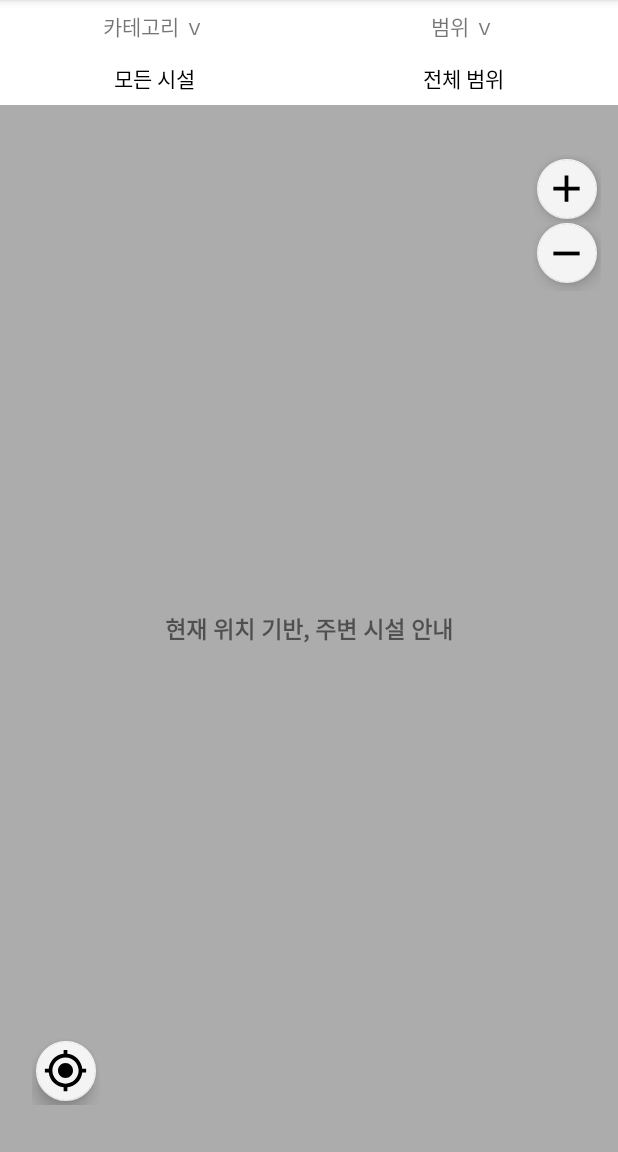
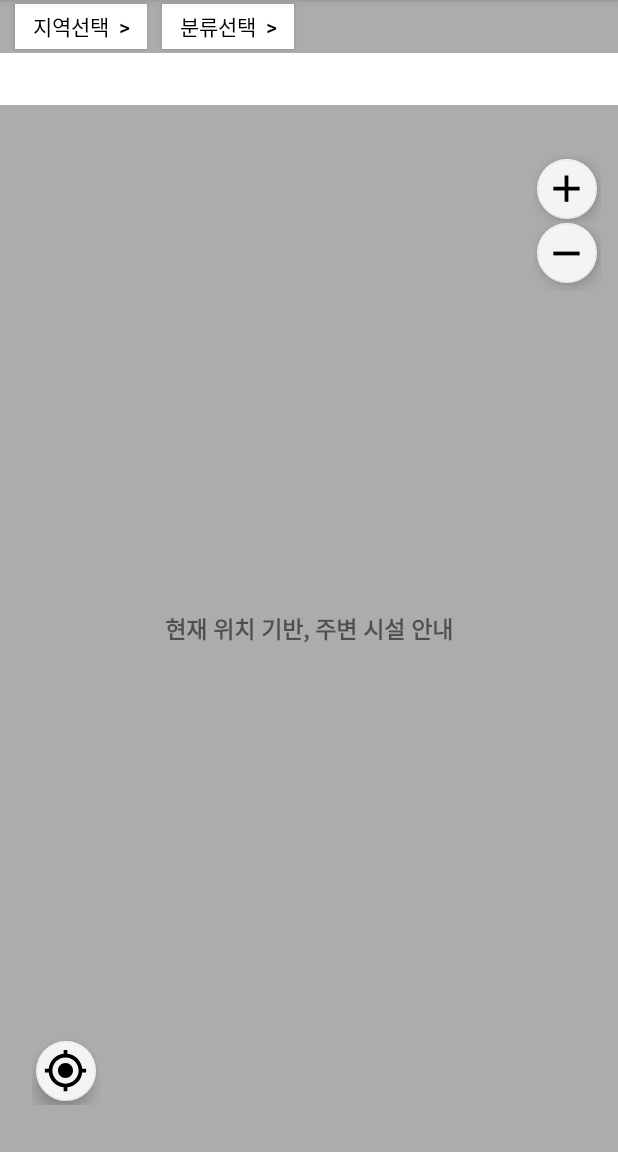
Before and after one commit to sonjangwon/WelcomeSeoullo, an Android app: the GuideInfoActivity screen opened directly, with no data from a screen before it, on a phone screen of 412 x 824 dp, the part 84-1236 px from its top. Run offline under Robolectric (Android 15) with nearby library versions, the phone set to English and light mode, and no system bars; libraries missing offline, so code that uses them is left out: com.skp; 11 statements that could not run were skipped.

```diff
--- a/WelcomeSeoullo/app/src/main/java/com/example/jangwon/welcomeseoullo/BusFragment.java
+++ b/WelcomeSeoullo/app/src/main/java/com/example/jangwon/welcomeseoullo/BusFragment.java
@@ -13,7 +13,8 @@ import android.webkit.WebViewClient;
 public class BusFragment extends Fragment {
 
 
-    StringBuilder busUrl= new StringBuilder("https://m.map.naver.com/directions/?ename=%EC%84%9C%EC%9A%B8%EC%97%AD%20%EA%B2%BD%EB%B6%80%EC%84%A0&ex=126.96961950000002&ey=37.5536067&eex=126.8915131&eey=37.5089833&edid=11630456&incomeUrl=https%3A%2F%2Fm.map.naver.com%2Fsearch2%2Fsearch.nhn%3Fquery%3D%25EC%2584%259C%25EC%259A%25B8%25EC%2597%25AD%26sm%3Dhty#/publicTransit/list/%25EA%25B4%2591%25EC%25A7%2584%25EA%25B5%25AC%2520%25EA%25B5%25B0%25EC%259E%2590%25EB%258F%2599,127.0738887,37.5515277,,,true,/%25EC%2584%259C%25EC%259A%25B8%25EC%2597%25AD%2520%25EA%25B2%25BD%25EB%25B6%2580%25EC%2584%25A0,126.9706856,37.5545373,126.9720453,37.5546894,false,11630456/0");
+
+    StringBuilder busUrl= new StringBuilder("https://m.map.naver.com/directions/?ex=126.96961950000002&ey=37.5536067&eex=126.8915131&eey=37.5089833&edid=11630456&incomeUrl=https%3A%2F%2Fm.map.naver.com%2Fsearch2%2Fsearch.nhn%3Fquery%3D%25EC%2584%259C%25EC%259A%25B8%25EC%2597%25AD%26sm%3Dhty#/publicTransit/list/세종대학교,127.07313899999997,37.5502596,,,false,/서울로7017,126.9697727,37.5580094,,,false,/0");
     View view;
 
     public View onCreateView(LayoutInflater inflater, ViewGroup container, Bundle savedInstanceState){
--- a/WelcomeSeoullo/app/src/main/java/com/example/jangwon/welcomeseoullo/GuideInfoActivity.java
+++ b/WelcomeSeoullo/app/src/main/java/com/example/jangwon/welcomeseoullo/GuideInfoActivity.java
@@ -25,8 +25,8 @@ public class GuideInfoActivity extends AppCompatActivity {
         tmapview.setCompassMode(true);
         tmapview.setIconVisibility(true);
         tmapview.setZoomLevel(15);
-//        tmapview.setMapType(TMapView.MAPTYPE_STANDARD);  //일반지도
-        tmapview.setMapType(TMapView.MAPTYPE_TRAFFIC); //실시간 교통지도
+        tmapview.setMapType(TMapView.MAPTYPE_STANDARD);  //일반지도
+//        tmapview.setMapType(TMapView.MAPTYPE_TRAFFIC); //실시간 교통지도
         tmapview.setLanguage(TMapView.LANGUAGE_KOREAN);
         tmapview.setTrackingMode(true);
         tmapview.setSightVisible(true);
--- a/WelcomeSeoullo/app/src/main/java/com/example/jangwon/welcomeseoullo/PathTracker.java
+++ b/WelcomeSeoullo/app/src/main/java/com/example/jangwon/welcomeseoullo/PathTracker.java
@@ -20,9 +20,9 @@ import java.net.URLEncoder;
 
 public class PathTracker {
 
-    int totalTime =0;
-    int totalDistance =0;
-    int taxiFare =0;
+    int totalTime ;
+    int totalDistance ;
+    int taxiFare ;
 
 
 
--- a/WelcomeSeoullo/app/src/main/res/layout/activity_guide_info.xml
+++ b/WelcomeSeoullo/app/src/main/res/layout/activity_guide_info.xml
@@ -15,45 +15,36 @@
 
         <LinearLayout
             android:id="@+id/categoryLinearLayout"
-            android:layout_width="0dp"
-            android:layout_height="match_parent"
-            android:layout_weight="0.6"
-            android:orientation="vertical">
-            <TextView
-                android:layout_width="match_parent"
-                android:layout_height="0dp"
-                android:layout_weight="1"
-                android:gravity="center"
-                android:text="카테고리 ｖ"/>
-            <TextView
-                android:layout_width="match_parent"
-                android:layout_height="0dp"
-                android:layout_weight="1"
-                android:gravity="center"
-                android:textColor="#000000"
-                android:text="모든 시설"/>
+            android:layout_width="match_parent"
+            android:layout_height="35dp"
+            android:background="#ACACAC"
+            android:orientation="horizontal">
+
+            <Button
+                android:layout_width="wrap_content"
+                android:layout_height="30dp"
+                android:layout_marginLeft="10dp"
+                android:background="#FFFFFF"
+                android:layout_gravity="center"
+                android:text="지역선택  >"
+                android:textColor="#000000" />
+
+            <Button
+                android:layout_width="wrap_content"
+                android:layout_height="30dp"
+                android:layout_marginLeft="10dp"
+                android:layout_gravity="center"
+                android:background="#FFFFFF"
+                android:text="분류선택  >"
+                android:textColor="#000000" />
+
+            <ImageButton
+                android:layout_width="wrap_content"
+                android:layout_height="wrap_content"
+                android:background="#FFFFFF"/>
+
         </LinearLayout>
 
-        <LinearLayout
-            android:id="@+id/rangeLinearLayout"
-            android:layout_width="0dp"
-            android:layout_height="match_parent"
-            android:layout_weight="0.6"
-            android:orientation="vertical">
-            <TextView
-                android:layout_width="match_parent"
-                android:layout_height="0dp"
-                android:layout_weight="1"
-                android:gravity="center"
-                android:text="범위 ｖ"/>
-            <TextView
-                android:layout_width="match_parent"
-                android:layout_height="0dp"
-                android:layout_weight="1"
-                android:gravity="center"
-                android:textColor="#000000"
-                android:text="전체 범위"/>
-        </LinearLayout>
     </LinearLayout>
 
     <RelativeLayout
--- a/WelcomeSeoullo/app/src/main/res/layout/activity_path_info.xml
+++ b/WelcomeSeoullo/app/src/main/res/layout/activity_path_info.xml
@@ -66,7 +66,8 @@
         android:layout_width="match_parent"
         android:layout_height="0dp"
         android:layout_weight="1"
-        android:orientation="horizontal">
+        android:orientation="horizontal"
+        android:background="#ACACAC">
 
         <Button
             android:id="@+id/byCar"
@@ -97,11 +98,12 @@
     </LinearLayout>
     <fragment
         android:id="@+id/fragment_place"
-        android:name="com.example.jangwon.welcomeseoullo.BusFragment"
         android:layout_width="match_parent"
+        android:name="com.example.jangwon.welcomeseoullo.CarFragment"
         android:layout_height="0dp"
         tools:layout="@layout/activity_main"
         android:layout_weight="8.5" />
 
 
+
 </LinearLayout>
--- a/WelcomeSeoullo/app/src/main/res/layout/fragment_foot.xml
+++ b/WelcomeSeoullo/app/src/main/res/layout/fragment_foot.xml
@@ -75,7 +75,7 @@
             </LinearLayout>
 
             <TextView
-                android:id="@+id/footTotalPayment"
+                android:id="@+id/footCalorie"
                 android:layout_width="match_parent"
                 android:layout_height="0dp"
                 android:layout_weight="1"
```
Also changed, not shown: WelcomeSeoullo/app/src/main/AndroidManifest.xml (+13 -12 lines), WelcomeSeoullo/app/src/main/java/com/example/jangwon/welcomeseoullo/CarFragment.java (+40 -10 lines), WelcomeSeoullo/app/src/main/java/com/example/jangwon/welcomeseoullo/FootFragment.java (+20 -7 lines), WelcomeSeoullo/app/src/main/java/com/example/jangwon/welcomeseoullo/PathInfoActivity.java (+51 -2 lines), WelcomeSeoullo/app/src/main/java/com/example/jangwon/welcomeseoullo/Test2Activity.java (added, +74 -0 lines), WelcomeSeoullo/app/src/main/res/layout/activity_test2.xml (added, +111 -0 lines).
